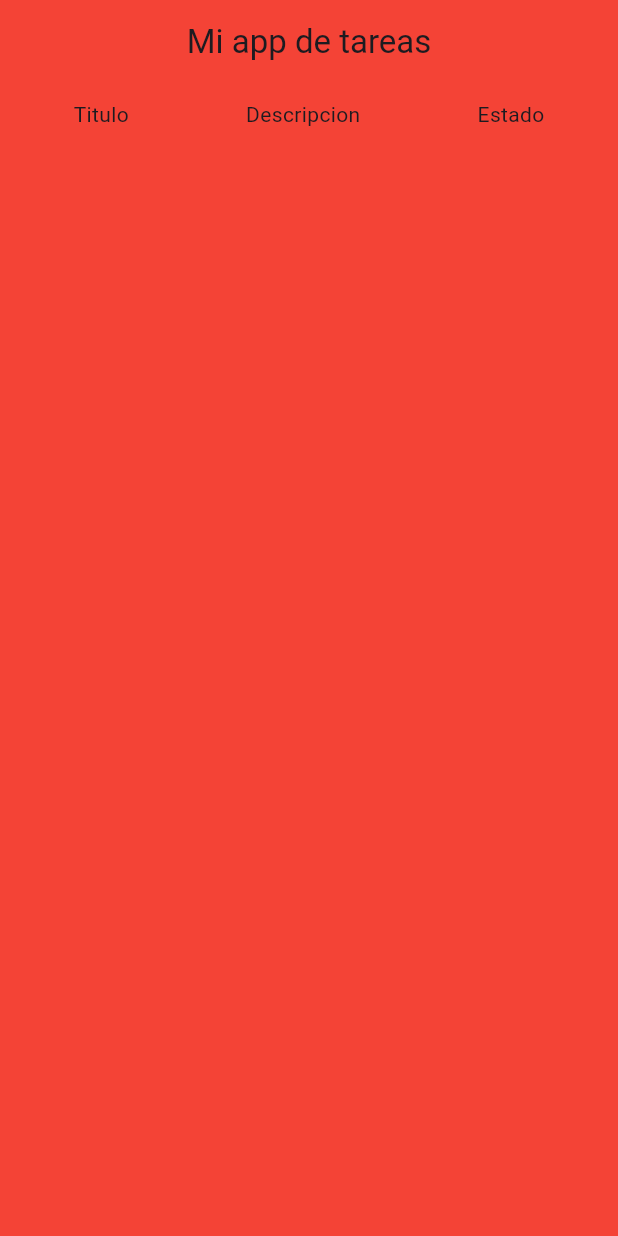
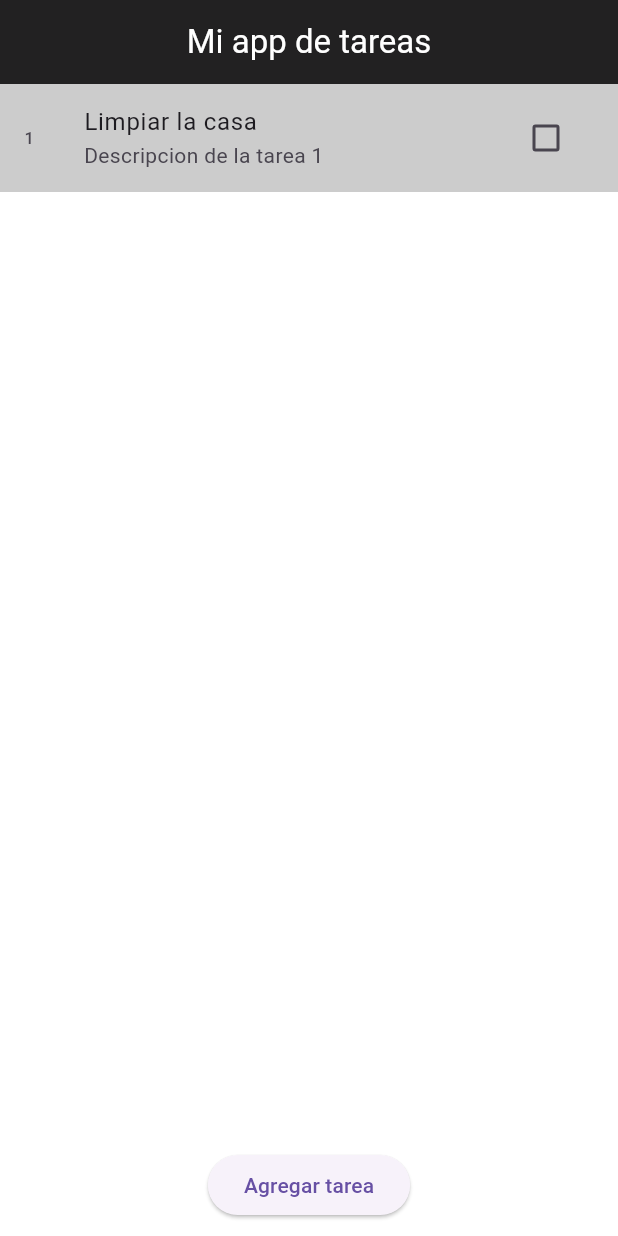
Before and after one commit to Grupo4XD/proyecto1_tareas, a Flutter app: the screen it shows after launch, on a phone screen of 412 x 824 dp. Run offline on Flutter 3.47's test engine with Material 3 defaults, Android fonts, the light colour scheme and no system bars.

Commit message:
otro  commit

```diff
--- a/lib/pantallas/pantallaLista.dart
+++ b/lib/pantallas/pantallaLista.dart
@@ -8,14 +8,30 @@ class Pantallalista extends StatefulWidget {
 }
 
 class _PantallalistaState extends State<Pantallalista> {
+  // Solución: Usar una List<Map<String, dynamic>> para representar una lista de tareas.
+  final List<Map<String, dynamic>> tareas = [
+    {
+      "Indice": 1,
+      "Titulo": "Limpiar la casa",
+      "Descripcion": "Descripcion de la tarea 1",
+      "Estado": false,
+    },
+  ];
+
   @override
   Widget build(BuildContext context) {
     return Scaffold(
-      extendBodyBehindAppBar: true,
+      //Hace que la app bar sea transparente
+      //extendBodyBehindAppBar: true,
       appBar: AppBar(
-        backgroundColor: Colors.transparent,
+        backgroundColor: Colors.black87,
         elevation: 0,
-        title: Center(child: Text("Mi app de tareas")),
+        title: Center(
+          child: Text(
+            "Mi app de tareas",
+            style: TextStyle(color: Colors.white),
+          ),
+        ),
       ),
       // ... tu AppBar transparente arriba
       body: Container(
@@ -23,22 +39,51 @@ class _PantallalistaState extends State<Pantallalista> {
         width: double.infinity,
         height: double
             .infinity, // (Opcional) Para asegurar que cubra toda la pantalla hacia abajo
-        decoration: BoxDecoration(color: Colors.red),
+        decoration: BoxDecoration(color: Colors.white),
         child: SafeArea(
           // <- 2. El SafeArea va por dentro
           child: Column(
             children: [
-              Padding(
-                padding: const EdgeInsets.all(10),
-                child: Row(
-                  mainAxisAlignment: MainAxisAlignment.spaceAround,
-                  children: [
-                    Text("Titulo"),
-                    Text("Descripcion"),
-                    Text("Estado"),
-                  ],
+              Expanded(
+                child: tareas.isEmpty
+                    ? Center(child: Text("No hay tareas"))
+                    : ListView.builder(
+                        // shrinkWrap: la lista solo ocupa el alto de sus hijos, no toda la pantalla
+                        shrinkWrap: true,
+                        itemCount: tareas.length,
+                        itemBuilder: (context, index) {
+                          return Container(
+                            // El blanco va en CADA ítem, no en toda la lista
+                            decoration: BoxDecoration(
+                              color: Colors.black.withOpacity(0.2),
+                            ),
+                            child: ListTile(
+                              leading: Text(tareas[index]["Indice"].toString()),
+                              title: Text(tareas[index]["Titulo"]),
+                              subtitle: Text(tareas[index]["Descripcion"]),
+                              trailing: Checkbox(
+                                value: tareas[index]["Estado"],
+                                onChanged: (value) {
+                                  setState(() {
+                                    tareas[index]["Estado"] = value;
+                                  });
+                                },
+                              ),
+                            ),
+                          );
+                        },
+                      ),
+              ),
+              Center(
+                child: Padding(
+                  padding: const EdgeInsets.all(10),
+                  child: ElevatedButton(
+                    onPressed: () {
+                    },
+                    child: Text("Agregar tarea"),
+                  ),
                 ),
-              ),
+              )
             ],
           ),
         ),
```
